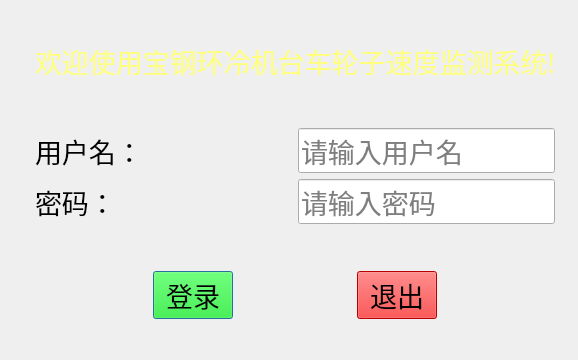
cx3386/WheelMonitor, file WheelMonitor/logindialog.ui: the form before one commit.
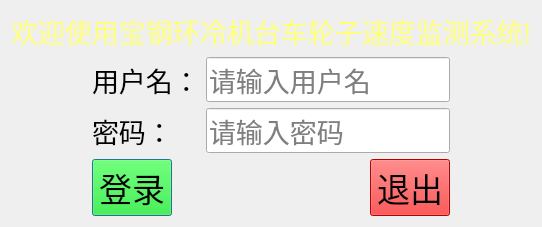
The form after the commit.

Diff of the .ui file:
```diff
--- a/WheelMonitor/logindialog.ui
+++ b/WheelMonitor/logindialog.ui
@@ -6,8 +6,8 @@
    <rect>
     <x>0</x>
     <y>0</y>
-    <width>578</width>
-    <height>360</height>
+    <width>539</width>
+    <height>172</height>
    </rect>
   </property>
   <property name="sizePolicy">
@@ -32,120 +32,7 @@
    <string notr="true"/>
   </property>
   <layout class="QGridLayout" name="gridLayout">
-   <property name="leftMargin">
-    <number>0</number>
-   </property>
-   <property name="topMargin">
-    <number>0</number>
-   </property>
-   <property name="rightMargin">
-    <number>0</number>
-   </property>
-   <property name="bottomMargin">
-    <number>0</number>
-   </property>
-   <item row="6" column="1" colspan="4">
-    <spacer name="verticalSpacer">
-     <property name="orientation">
-      <enum>Qt::Vertical</enum>
-     </property>
-     <property name="sizeHint" stdset="0">
-      <size>
-       <width>20</width>
-       <height>13</height>
-      </size>
-     </property>
-    </spacer>
-   </item>
-   <item row="3" column="1" colspan="4">
-    <spacer name="verticalSpacer_4">
-     <property name="orientation">
-      <enum>Qt::Vertical</enum>
-     </property>
-     <property name="sizeHint" stdset="0">
-      <size>
-       <width>20</width>
-       <height>40</height>
-      </size>
-     </property>
-    </spacer>
-   </item>
-   <item row="18" column="1" colspan="4">
-    <layout class="QHBoxLayout" name="horizontalLayout">
-     <item>
-      <spacer name="horizontalSpacer">
-       <property name="orientation">
-        <enum>Qt::Horizontal</enum>
-       </property>
-       <property name="sizeHint" stdset="0">
-        <size>
-         <width>40</width>
-         <height>20</height>
-        </size>
-       </property>
-      </spacer>
-     </item>
-     <item>
-      <widget class="QPushButton" name="loginBtn">
-       <property name="font">
-        <font>
-         <family>等线</family>
-         <pointsize>20</pointsize>
-        </font>
-       </property>
-       <property name="styleSheet">
-        <string notr="true">background-color: rgb(0, 255, 0);</string>
-       </property>
-       <property name="text">
-        <string>登录</string>
-       </property>
-      </widget>
-     </item>
-     <item>
-      <spacer name="horizontalSpacer_7">
-       <property name="orientation">
-        <enum>Qt::Horizontal</enum>
-       </property>
-       <property name="sizeHint" stdset="0">
-        <size>
-         <width>40</width>
-         <height>20</height>
-        </size>
-       </property>
-      </spacer>
-     </item>
-     <item>
-      <widget class="QPushButton" name="quitBtn">
-       <property name="font">
-        <font>
-         <family>等线</family>
-         <pointsize>20</pointsize>
-        </font>
-       </property>
-       <property name="styleSheet">
-        <string notr="true">background-color: rgb(255, 0, 0);</string>
-       </property>
-       <property name="text">
-        <string>退出</string>
-       </property>
-      </widget>
-     </item>
-     <item>
-      <spacer name="horizontalSpacer_4">
-       <property name="orientation">
-        <enum>Qt::Horizontal</enum>
-       </property>
-       <property name="sizeHint" stdset="0">
-        <size>
-         <width>40</width>
-         <height>20</height>
-        </size>
-       </property>
-      </spacer>
-     </item>
-    </layout>
-   </item>
-   <item row="4" column="1" colspan="4">
+   <item row="0" column="0" colspan="3">
     <widget class="QLabel" name="tittleLabel">
      <property name="font">
       <font>
@@ -159,82 +46,66 @@
      <property name="text">
       <string>欢迎使用宝钢环冷机台车轮子速度监测系统!</string>
      </property>
-    </widget>
-   </item>
-   <item row="10" column="1" rowspan="3">
-    <widget class="QLabel" name="label_2">
-     <property name="text">
-      <string>密码：</string>
+     <property name="alignment">
+      <set>Qt::AlignCenter</set>
      </property>
      <property name="buddy">
       <cstring>pwdLineEdit</cstring>
      </property>
     </widget>
    </item>
-   <item row="8" column="5">
-    <spacer name="horizontalSpacer_5">
-     <property name="orientation">
-      <enum>Qt::Horizontal</enum>
-     </property>
-     <property name="sizeHint" stdset="0">
-      <size>
-       <width>40</width>
-       <height>20</height>
-      </size>
-     </property>
-    </spacer>
-   </item>
-   <item row="7" column="1" rowspan="3" colspan="2">
-    <widget class="QLabel" name="label">
-     <property name="text">
-      <string>用户名：</string>
-     </property>
-     <property name="buddy">
-      <cstring>idLineEdit</cstring>
-     </property>
-    </widget>
-   </item>
-   <item row="11" column="5">
-    <spacer name="horizontalSpacer_6">
-     <property name="orientation">
-      <enum>Qt::Horizontal</enum>
-     </property>
-     <property name="sizeHint" stdset="0">
-      <size>
-       <width>40</width>
-       <height>20</height>
-      </size>
-     </property>
-    </spacer>
-   </item>
-   <item row="11" column="0">
+   <item row="1" column="0">
     <spacer name="horizontalSpacer_3">
      <property name="orientation">
       <enum>Qt::Horizontal</enum>
      </property>
      <property name="sizeHint" stdset="0">
       <size>
-       <width>53</width>
+       <width>40</width>
        <height>20</height>
       </size>
      </property>
     </spacer>
    </item>
-   <item row="10" column="3" rowspan="3" colspan="2">
-    <widget class="QLineEdit" name="pwdLineEdit">
-     <property name="placeholderText">
-      <string>请输入密码</string>
-     </property>
-    </widget>
+   <item row="1" column="1">
+    <layout class="QFormLayout" name="formLayout">
+     <item row="0" column="0">
+      <widget class="QLabel" name="label">
+       <property name="text">
+        <string>用户名：</string>
+       </property>
+       <property name="buddy">
+        <cstring>idLineEdit</cstring>
+       </property>
+      </widget>
+     </item>
+     <item row="0" column="1">
+      <widget class="QLineEdit" name="idLineEdit">
+       <property name="placeholderText">
+        <string>请输入用户名</string>
+       </property>
+      </widget>
+     </item>
+     <item row="1" column="0">
+      <widget class="QLabel" name="label_2">
+       <property name="text">
+        <string>密码：</string>
+       </property>
+       <property name="buddy">
+        <cstring>pwdLineEdit</cstring>
+       </property>
+      </widget>
+     </item>
+     <item row="1" column="1">
+      <widget class="QLineEdit" name="pwdLineEdit">
+       <property name="placeholderText">
+        <string>请输入密码</string>
+       </property>
+      </widget>
+     </item>
+    </layout>
    </item>
-   <item row="7" column="3" rowspan="3" colspan="2">
-    <widget class="QLineEdit" name="idLineEdit">
-     <property name="placeholderText">
-      <string>请输入用户名</string>
-     </property>
-    </widget>
-   </item>
-   <item row="8" column="0">
+   <item row="1" column="2">
     <spacer name="horizontalSpacer_2">
      <property name="orientation">
       <enum>Qt::Horizontal</enum>
@@ -247,31 +118,54 @@
      </property>
     </spacer>
    </item>
-   <item row="17" column="1" colspan="4">
-    <spacer name="verticalSpacer_2">
-     <property name="orientation">
-      <enum>Qt::Vertical</enum>
-     </property>
-     <property name="sizeHint" stdset="0">
-      <size>
-       <width>20</width>
-       <height>40</height>
-      </size>
-     </property>
-    </spacer>
-   </item>
-   <item row="19" column="1" colspan="4">
-    <spacer name="verticalSpacer_3">
-     <property name="orientation">
-      <enum>Qt::Vertical</enum>
-     </property>
-     <property name="sizeHint" stdset="0">
-      <size>
-       <width>20</width>
-       <height>40</height>
-      </size>
-     </property>
-    </spacer>
+   <item row="2" column="1">
+    <layout class="QHBoxLayout" name="horizontalLayout">
+     <item>
+      <widget class="QPushButton" name="loginBtn">
+       <property name="font">
+        <font>
+         <family>等线</family>
+         <pointsize>25</pointsize>
+        </font>
+       </property>
+       <property name="styleSheet">
+        <string notr="true">background-color: rgb(0, 255, 0);</string>
+       </property>
+       <property name="text">
+        <string>登录</string>
+       </property>
+      </widget>
+     </item>
+     <item>
+      <spacer name="horizontalSpacer_7">
+       <property name="orientation">
+        <enum>Qt::Horizontal</enum>
+       </property>
+       <property name="sizeHint" stdset="0">
+        <size>
+         <width>40</width>
+         <height>20</height>
+        </size>
+       </property>
+      </spacer>
+     </item>
+     <item>
+      <widget class="QPushButton" name="quitBtn">
+       <property name="font">
+        <font>
+         <family>等线</family>
+         <pointsize>25</pointsize>
+        </font>
+       </property>
+       <property name="styleSheet">
+        <string notr="true">background-color: rgb(255, 0, 0);</string>
+       </property>
+       <property name="text">
+        <string>退出</string>
+       </property>
+      </widget>
+     </item>
+    </layout>
    </item>
   </layout>
  </widget>
```
Left out of the diff: 6 changed lines with no effect on the pictures.
